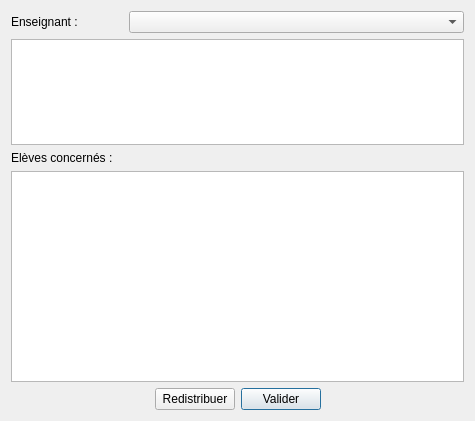
Before: the Qt Designer form managers/lastchanges.ui in ThFeneuil/KholloAutoQt, drawn with Qt 5.
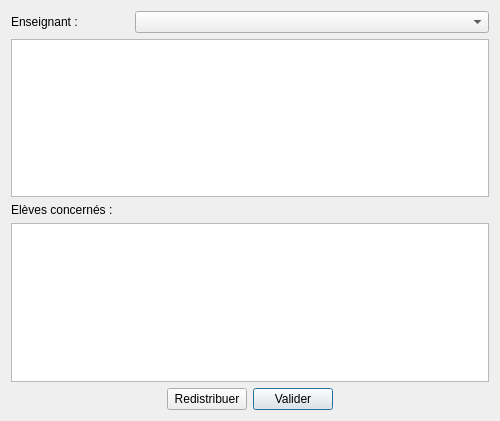
After: the same form once the commit is applied.

```diff
--- a/managers/lastchanges.ui
+++ b/managers/lastchanges.ui
@@ -6,14 +6,14 @@
    <rect>
     <x>0</x>
     <y>0</y>
-    <width>475</width>
+    <width>500</width>
     <height>421</height>
    </rect>
   </property>
   <property name="windowTitle">
    <string>Outil de dépannage</string>
   </property>
-  <layout class="QVBoxLayout" name="verticalLayout" stretch="0,1,0,2,0">
+  <layout class="QVBoxLayout" name="verticalLayout" stretch="0,0,0,0,0">
    <item>
     <layout class="QHBoxLayout" name="horizontalLayout" stretch="1,3">
      <item>
```
